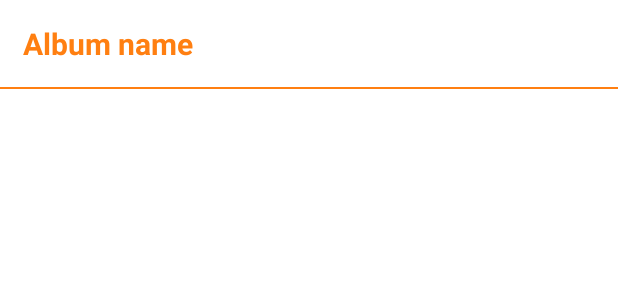
After one commit to Roman-Kov/MyAlbum, an Android app: the layout item_albums.xml on its own in the app's theme, with its tools: preview values and no code run, on a phone screen of 412 x 824 dp. The commit adds this screen. Shown: the top 300 px of the screen. Run offline under Robolectric (Android 15) with nearby library versions, the phone set to English and light mode, and no system bars.

Commit message:
1. Добавил AlbumsViewModel 2. Добавил BaseFragment 3. Внес изменения в AlbumsFragment 4. Добавил layout для item фрагмента AlbumsFragment 5. Добавил стили

```diff
--- /dev/null
+++ b/app/src/main/res/layout/item_albums.xml
@@ -0,0 +1,30 @@
+<?xml version="1.0" encoding="utf-8"?>
+<androidx.constraintlayout.widget.ConstraintLayout xmlns:android="http://schemas.android.com/apk/res/android"
+    xmlns:app="http://schemas.android.com/apk/res-auto"
+    xmlns:tools="http://schemas.android.com/tools"
+    android:layout_width="match_parent"
+    android:layout_height="match_parent">
+
+    <TextView
+        android:id="@+id/album_label"
+        style="@style/Text20spPrimaryColorFontBoldStyle"
+        android:layout_width="0dp"
+        android:layout_height="wrap_content"
+        android:textAlignment="viewStart"
+        app:layout_constraintEnd_toEndOf="parent"
+        app:layout_constraintStart_toStartOf="parent"
+        app:layout_constraintTop_toTopOf="parent"
+        android:layout_marginTop="@dimen/app_default_margin_top"
+        android:layout_marginHorizontal="@dimen/app_default_margin_horizontal"
+        tools:text="Album name" />
+
+    <View
+        android:id="@+id/dialog_exit_confirm_divider"
+        android:layout_width="0dp"
+        android:layout_height="1dp"
+        android:layout_marginTop="@dimen/app_default_margin_top"
+        android:background="@color/app_default_primary"
+        app:layout_constraintEnd_toEndOf="parent"
+        app:layout_constraintStart_toStartOf="parent"
+        app:layout_constraintTop_toBottomOf="@id/album_label" />
+</androidx.constraintlayout.widget.ConstraintLayout>
--- a/app/src/main/res/values/dimens.xml
+++ b/app/src/main/res/values/dimens.xml
@@ -14,4 +14,5 @@
     <dimen name="app_default_text_18">18sp</dimen>
     <dimen name="app_default_text_20">20sp</dimen>
     <dimen name="app_default_text_30">30sp</dimen>
+    <dimen name="toolbar_elevation">20dp</dimen>
 </resources>
```
Also changed, not shown: app/src/main/java/com/rojer_ko/myalbum/presentation/ui/AlbumsFragment.kt (+5 -49 lines), app/src/main/java/com/rojer_ko/myalbum/presentation/ui/BaseFragment.kt (added, +43 -0 lines), app/src/main/java/com/rojer_ko/myalbum/presentation/viewmodel/AlbumsViewModel.kt (added, +32 -0 lines), app/src/main/res/layout/fragment_albums.xml (+38 -6 lines), app/src/main/res/values/styles.xml (added, +27 -0 lines).
